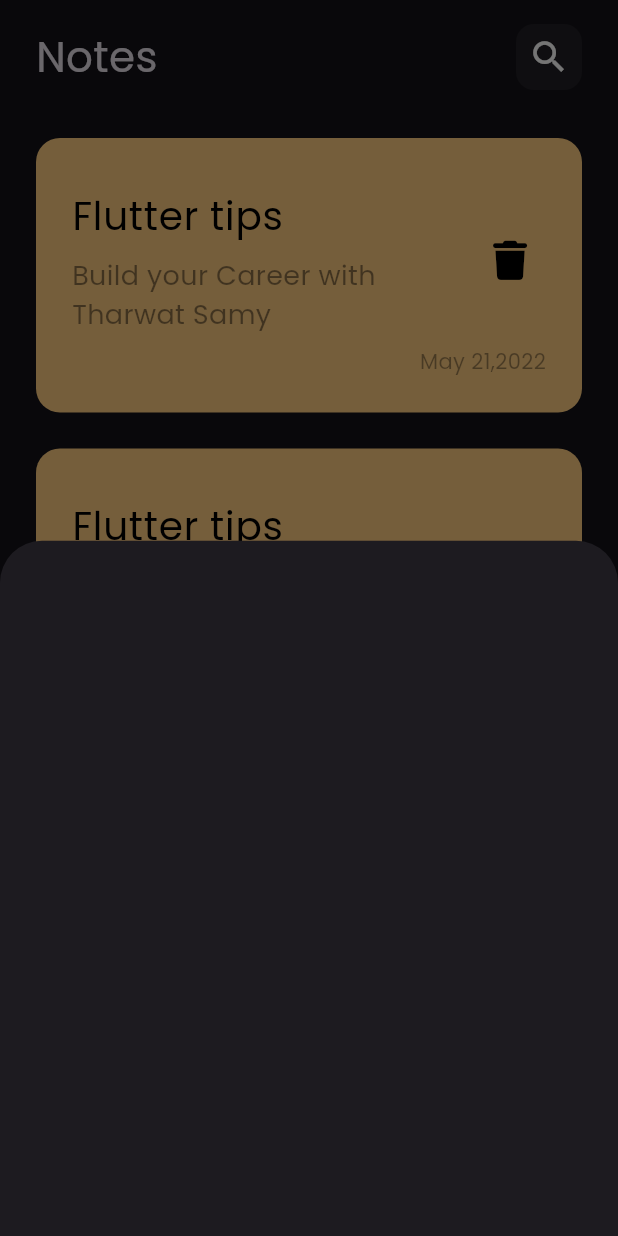
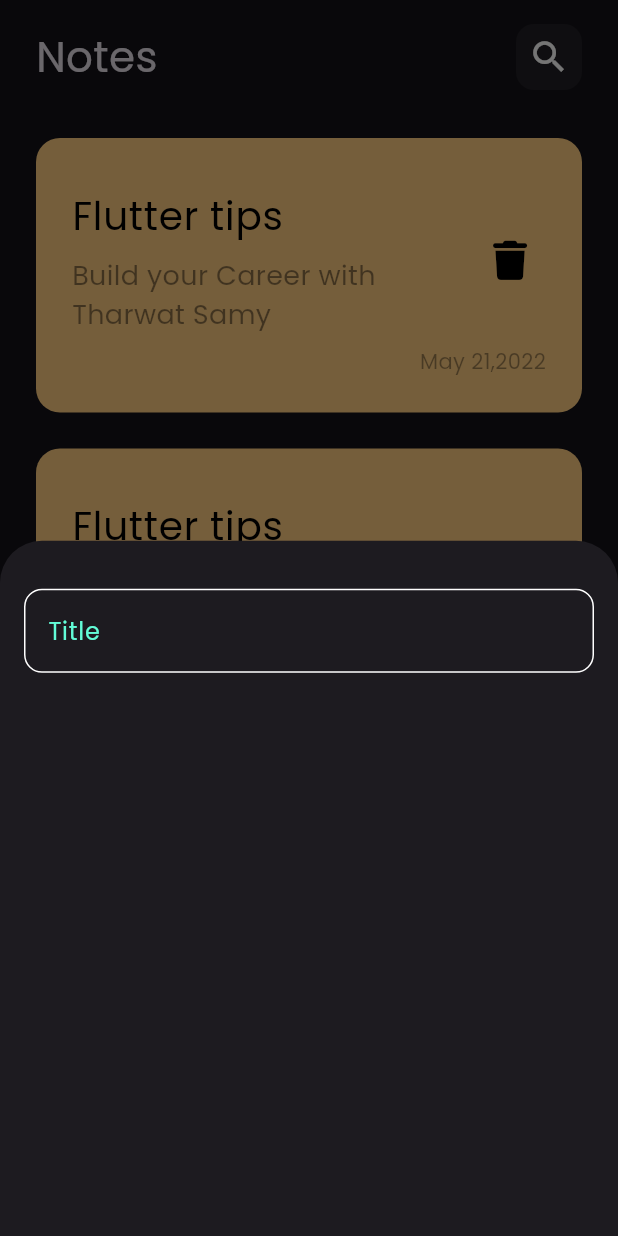
Before and after one commit to As-tra/notes_app, a Flutter app: the screen it shows after launch, after a tap on the "add" icon, on a phone screen of 412 x 824 dp. Run offline on Flutter 3.47's test engine with Material 3 defaults, Android fonts, the phone set to English and light mode, and no system bars; our stand-ins replace font_awesome_flutter.

Commit message:
create custom text field

```diff
--- /dev/null
+++ b/lib/constants.dart
@@ -0,0 +1,3 @@
+import 'package:flutter/material.dart';
+
+const kPrimaryColor = Color(0xFF62FCD7);
--- a/lib/views/add_note_bottom_sheet.dart
+++ /dev/null
@@ -1,10 +0,0 @@
-import 'package:flutter/material.dart';
-
-class AddNoteBottomSheet extends StatelessWidget {
-  const AddNoteBottomSheet({super.key});
-
-  @override
-  Widget build(BuildContext context) {
-    return Container();
-  }
-}
--- a/lib/views/notes_view.dart
+++ b/lib/views/notes_view.dart
@@ -1,5 +1,6 @@
 import 'package:flutter/material.dart';
-import 'package:note_offline/views/add_note_bottom_sheet.dart';
+import 'package:note_offline/constants.dart';
+import 'package:note_offline/views/widgets/add_note_bottom_sheet.dart';
 import 'package:note_offline/views/widgets/notes_view_body.dart';
 
 class NotesView extends StatelessWidget {
@@ -10,7 +11,7 @@ class NotesView extends StatelessWidget {
     return Scaffold(
       body: const NotesViewBody(),
       floatingActionButton: FloatingActionButton(
-        backgroundColor: Colors.lightBlue.shade300,
+        backgroundColor: kPrimaryColor,
         shape: const CircleBorder(),
         onPressed: () {
           showModalBottomSheet(
--- /dev/null
+++ b/lib/views/widgets/add_note_bottom_sheet.dart
@@ -0,0 +1,23 @@
+import 'package:flutter/material.dart';
+import 'package:note_offline/views/widgets/custom_text_field.dart';
+
+class AddNoteBottomSheet extends StatelessWidget {
+  const AddNoteBottomSheet({super.key});
+
+  @override
+  Widget build(BuildContext context) {
+    return const Padding(
+      padding: EdgeInsets.symmetric(
+        horizontal: 16,
+        vertical: 32,
+      ),
+      child: Column(
+        children: [
+          CustomTextField(
+            hintText: 'Title',
+          ),
+        ],
+      ),
+    );
+  }
+}
--- /dev/null
+++ b/lib/views/widgets/custom_text_field.dart
@@ -0,0 +1,33 @@
+import 'package:flutter/material.dart';
+import 'package:note_offline/constants.dart';
+
+class CustomTextField extends StatelessWidget {
+  final String hintText;
+  const CustomTextField({
+    super.key,
+    required this.hintText,
+  });
+
+  @override
+  Widget build(BuildContext context) {
+    return TextField(
+      cursorColor: kPrimaryColor,
+      decoration: InputDecoration(
+        hintText: hintText,
+        hintStyle: const TextStyle(color: kPrimaryColor),
+        border: buildBorder(),
+        enabledBorder: buildBorder(),
+        focusedBorder: buildBorder(kPrimaryColor),
+      ),
+    );
+  }
+
+  OutlineInputBorder buildBorder([color]) {
+    return OutlineInputBorder(
+      borderRadius: BorderRadius.circular(12),
+      borderSide: BorderSide(
+        color: color ?? Colors.white,
+      ),
+    );
+  }
+}
```
